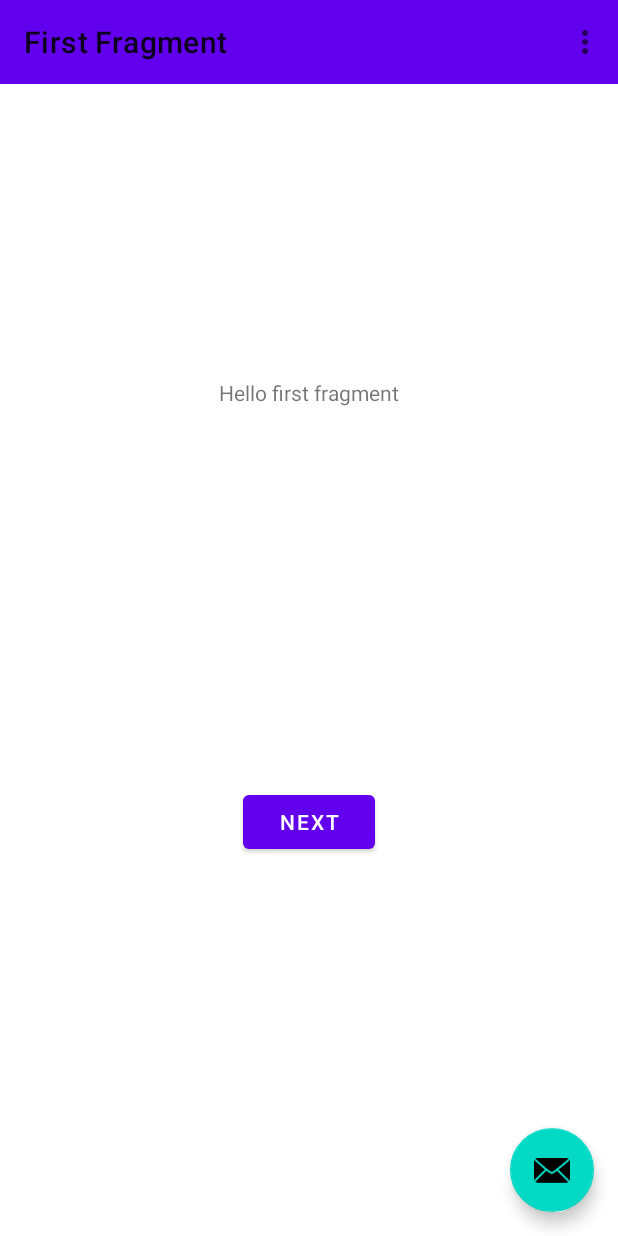
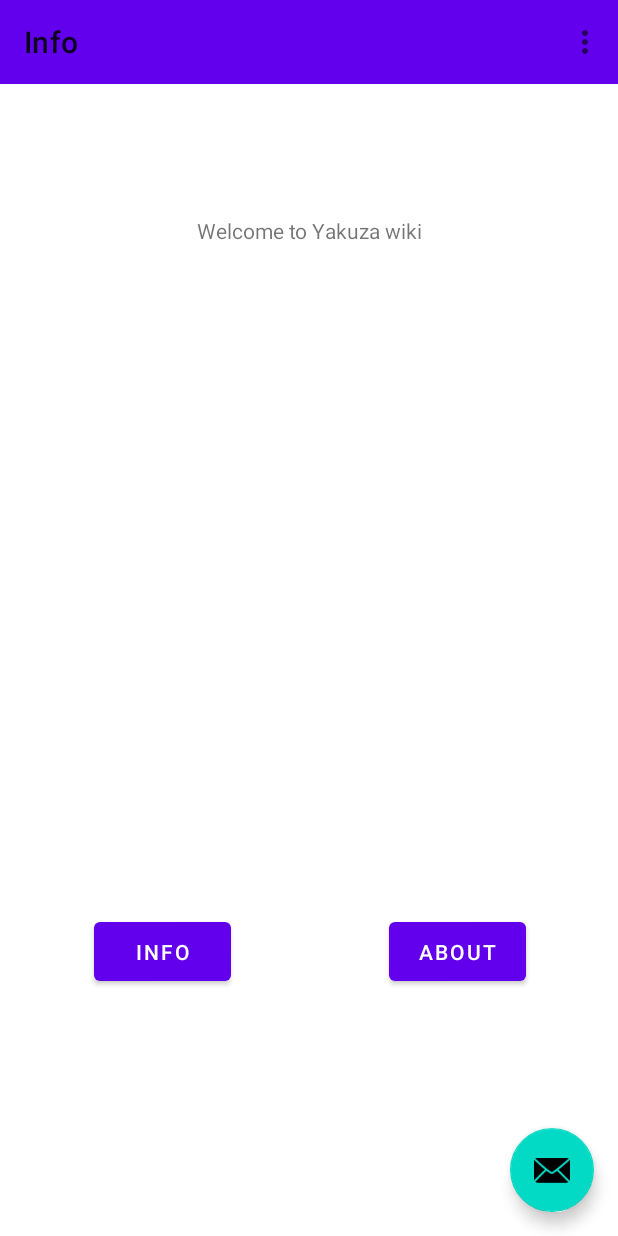
Before and after one commit to a19karal/Projekt, an Android app: the screen it shows after launch (MainActivity), on a phone screen of 412 x 824 dp. Run offline under Robolectric (Android 15) with nearby library versions, the phone set to English and light mode, and no system bars; our stand-ins replace navigation-ui.

Commit message:
added new fragment, still working

```diff
--- a/app/build.gradle
+++ b/app/build.gradle
@@ -49,6 +49,7 @@ dependencies {
     implementation 'androidx.constraintlayout:constraintlayout:2.1.0'
     implementation 'androidx.navigation:navigation-fragment:2.3.5'
     implementation 'androidx.navigation:navigation-ui:2.3.5'
+    implementation 'androidx.legacy:legacy-support-v4:1.0.0'
     testImplementation 'junit:junit:4.13.2'
     androidTestImplementation 'androidx.test.ext:junit:1.1.3'
     androidTestImplementation 'androidx.test.espresso:espresso-core:3.4.0'
--- a/app/src/main/res/layout/activity_main.xml
+++ b/app/src/main/res/layout/activity_main.xml
@@ -23,7 +23,8 @@
         android:layout_marginEnd="@dimen/fab_margin"
         android:layout_marginBottom="16dp"
         app:srcCompat="@android:drawable/ic_dialog_email"
-        tools:ignore="SpeakableTextPresentCheck" />
+        tools:ignore="SpeakableTextPresentCheck"
+        android:layout_marginRight="@dimen/fab_margin" />
 
     <androidx.appcompat.widget.Toolbar
         android:id="@+id/toolbar"
--- a/app/src/main/res/layout/fragment_first.xml
+++ b/app/src/main/res/layout/fragment_first.xml
@@ -10,19 +10,37 @@
         android:id="@+id/textview_first"
         android:layout_width="wrap_content"
         android:layout_height="wrap_content"
-        android:text="@string/hello_first_fragment"
-        app:layout_constraintBottom_toTopOf="@id/button_first"
+        android:layout_marginTop="144dp"
+        android:text="@string/Welcome"
         app:layout_constraintEnd_toEndOf="parent"
         app:layout_constraintStart_toStartOf="parent"
         app:layout_constraintTop_toTopOf="parent" />
 
     <Button
         android:id="@+id/button_first"
-        android:layout_width="wrap_content"
-        android:layout_height="wrap_content"
-        android:text="@string/next"
+        android:layout_width="91dp"
+        android:layout_height="51dp"
+        android:layout_marginBottom="164dp"
+        android:text="@string/about"
         app:layout_constraintBottom_toBottomOf="parent"
         app:layout_constraintEnd_toEndOf="parent"
-        app:layout_constraintStart_toStartOf="parent"
-        app:layout_constraintTop_toBottomOf="@id/textview_first" />
+        app:layout_constraintHorizontal_bias="0.808"
+        app:layout_constraintStart_toStartOf="parent" />
+
+    <Button
+        android:id="@+id/button"
+        android:layout_width="91dp"
+        android:layout_height="51dp"
+        android:layout_marginStart="69dp"
+        android:layout_marginLeft="69dp"
+        android:layout_marginEnd="105dp"
+        android:layout_marginRight="105dp"
+        android:layout_marginBottom="164dp"
+        android:text="@string/Info"
+        app:layout_constraintBottom_toBottomOf="parent"
+        app:layout_constraintEnd_toStartOf="@+id/button_first"
+        app:layout_constraintHorizontal_bias="1.0"
+        app:layout_constraintStart_toStartOf="parent" />
+
+
 </androidx.constraintlayout.widget.ConstraintLayout>
--- a/app/src/main/res/navigation/nav_graph.xml
+++ b/app/src/main/res/navigation/nav_graph.xml
@@ -8,21 +8,31 @@
     <fragment
         android:id="@+id/FirstFragment"
         android:name="com.example.projekt.FirstFragment"
-        android:label="@string/first_fragment_label"
+        android:label="@string/Info"
         tools:layout="@layout/fragment_first">
 
         <action
             android:id="@+id/action_FirstFragment_to_SecondFragment"
             app:destination="@id/SecondFragment" />
+
     </fragment>
     <fragment
         android:id="@+id/SecondFragment"
         android:name="com.example.projekt.SecondFragment"
-        android:label="@string/second_fragment_label"
+        android:label="@string/back"
         tools:layout="@layout/fragment_second">
 
         <action
             android:id="@+id/action_SecondFragment_to_FirstFragment"
             app:destination="@id/FirstFragment" />
     </fragment>
+    <fragment
+        android:id="@+id/about"
+        android:name="com.example.projekt.About"
+        android:label="fragment_about"
+        tools:layout="@layout/fragment_about" >
+        <action
+            android:id="@+id/action_about_to_FirstFragment"
+            app:destination="@id/FirstFragment" />
+    </fragment>
 </navigation>
--- a/app/src/main/res/values/strings.xml
+++ b/app/src/main/res/values/strings.xml
@@ -1,12 +1,11 @@
 <resources>
     <string name="app_name">Yakuza Wiki</string>
     <string name="action_settings">Settings</string>
-    <!-- Strings used for fragments for navigation -->
-    <string name="first_fragment_label">First Fragment</string>
-    <string name="second_fragment_label">Second Fragment</string>
-    <string name="next">Next</string>
-    <string name="previous">Previous</string>
+    <string name="Welcome">Welcome to Yakuza wiki</string>
+    <string name="about">About</string>
+    <string name="back">Back</string>
+    <string name="Info">Info</string>
+    <!-- TODO: Remove or change this placeholder text -->
+    <string name="hello_blank_fragment">Hello blank fragment</string>
 
-    <string name="hello_first_fragment">Hello first fragment</string>
-    <string name="hello_second_fragment">Hello second fragment. Arg: %1$s</string>
 </resources>
```
Also changed, not shown: app/src/main/java/com/example/projekt/About.java (added, +64 -0 lines), app/src/main/res/layout/fragment_about.xml (added, +14 -0 lines), app/src/main/res/layout/fragment_second.xml (+8 -5 lines).
